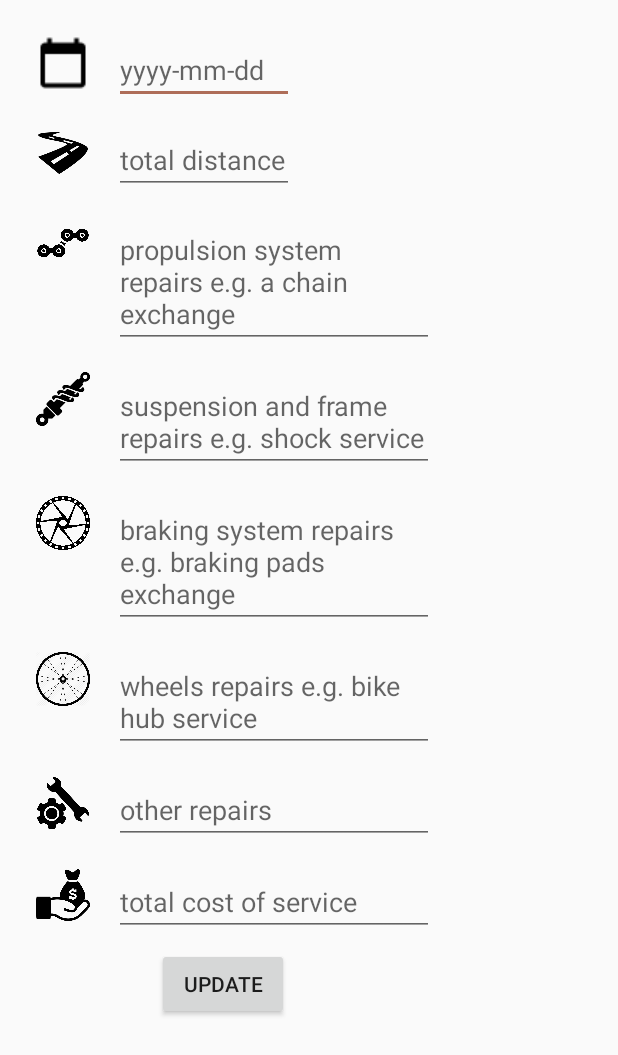
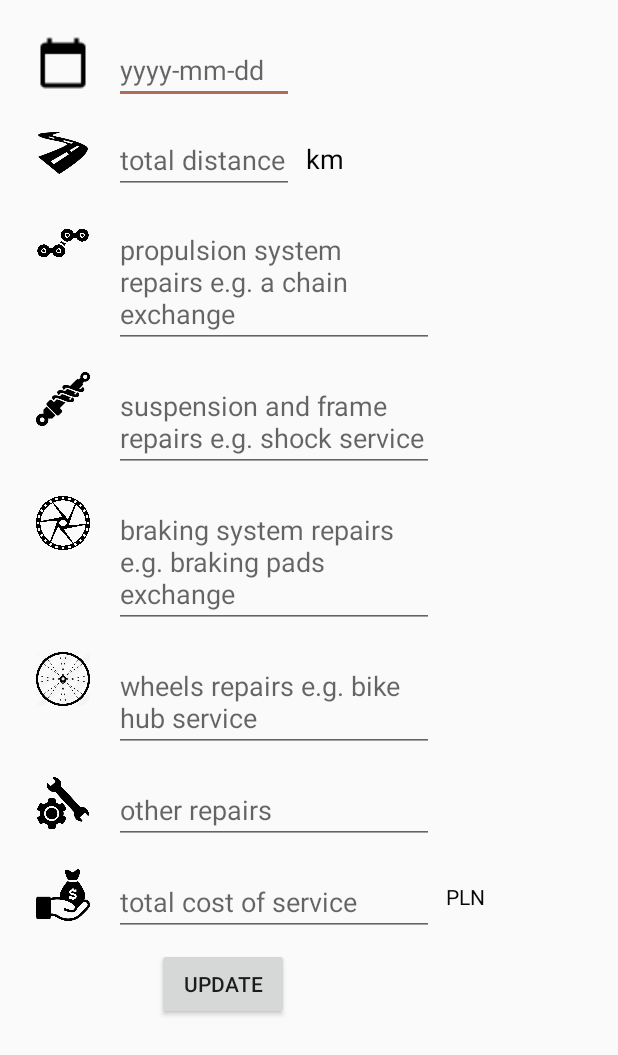
Before and after one commit to konwojcik169/Cycling-assistant-in-progress, an Android app: the UpdatingServices screen opened directly, with no data from a screen before it, on a phone screen of 412 x 824 dp. Shown: the top 1055 px of the screen. Run offline under Robolectric (Android 15) with nearby library versions, the phone set to English and light mode, and no system bars.

```diff
--- a/app/src/main/res/layout/activity_updating_services.xml
+++ b/app/src/main/res/layout/activity_updating_services.xml
@@ -212,6 +212,29 @@
                 app:layout_constraintStart_toStartOf="parent"
                 app:layout_constraintTop_toBottomOf="@+id/editText19" />
 
+            <TextView
+                android:id="@+id/textView12"
+                android:layout_width="wrap_content"
+                android:layout_height="wrap_content"
+                android:layout_marginStart="8dp"
+                android:layout_marginTop="9dp"
+                android:text="km"
+                android:textColor="@color/colorPrimaryDark"
+                android:textSize="18sp"
+                app:layout_constraintStart_toEndOf="@+id/editText13"
+                app:layout_constraintTop_toTopOf="@+id/editText13" />
+
+            <TextView
+                android:id="@+id/textView13"
+                android:layout_width="wrap_content"
+                android:layout_height="wrap_content"
+                android:layout_marginStart="8dp"
+                android:layout_marginTop="9dp"
+                android:text="PLN"
+                android:textColor="@color/colorPrimaryDark"
+                app:layout_constraintStart_toEndOf="@+id/editText19"
+                app:layout_constraintTop_toTopOf="@+id/editText19" />
+
 
         </android.support.constraint.ConstraintLayout>
 
```
Also changed, not shown: app/src/main/java/com/example/cyclistassistant/UpdatingServices.java (+11 -10 lines).
